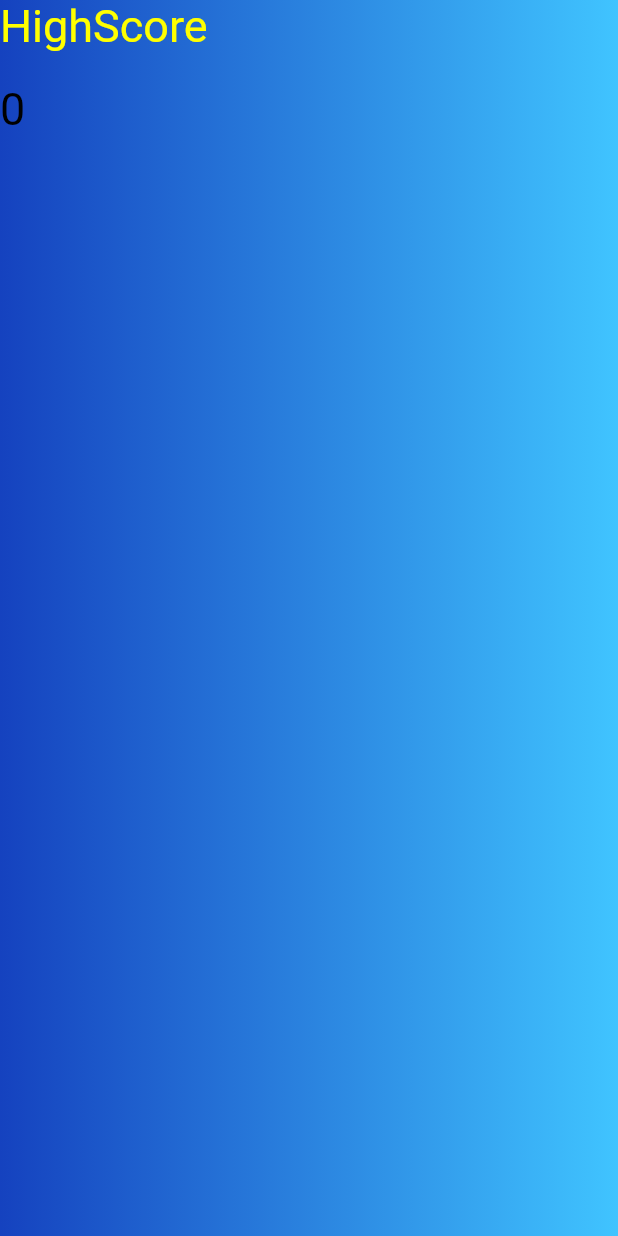
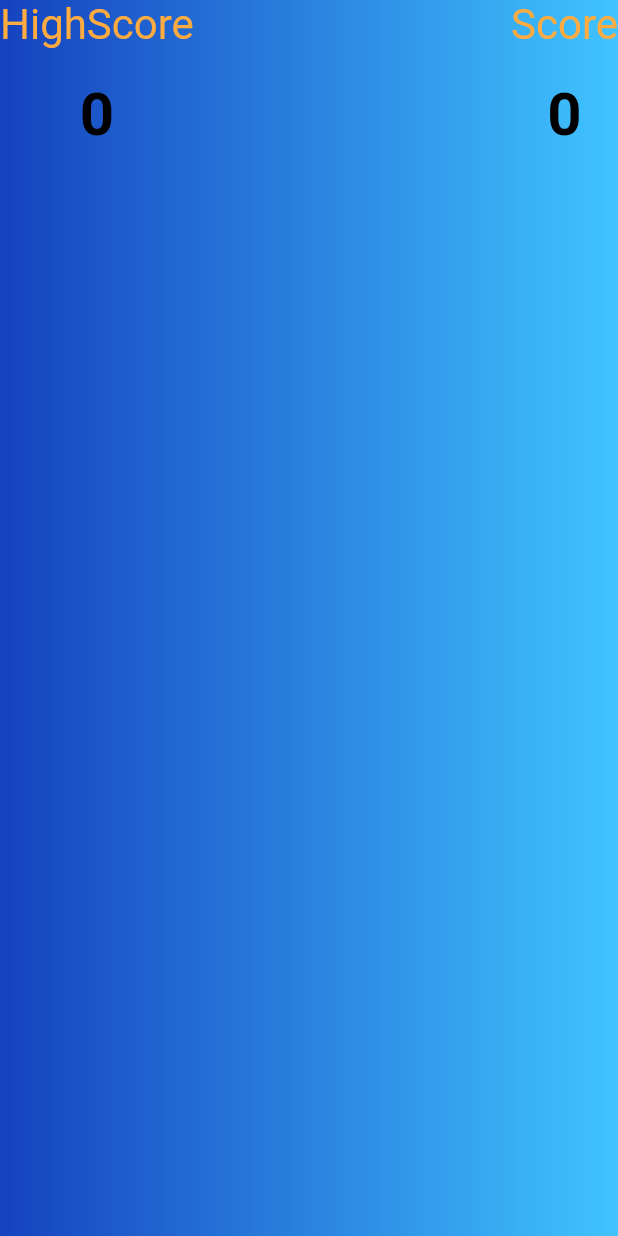
Before and after one commit to walidwazini/Flutter-MathQuiz-1, a Flutter app: the GameScreen screen opened by its route, on a phone screen of 412 x 824 dp. Run offline on Flutter 3.47's test engine with Material 2 defaults, Android fonts, the phone set to English and light mode, and no system bars; our stand-ins replace animated_text_kit.

Commit message:
apply scoreline

```diff
--- a/lib/constants.dart
+++ b/lib/constants.dart
@@ -12,3 +12,8 @@ const kAnimationTextStyles = TextStyle(
   fontWeight: FontWeight.bold,
   fontFamily: 'Be Vietnam Pro',
 );
+
+const kScoreLabelText = TextStyle(
+  fontSize: 28,
+  color: Colors.orangeAccent,
+);
--- a/lib/screens/screen_game.dart
+++ b/lib/screens/screen_game.dart
@@ -1,4 +1,6 @@
 import 'package:flutter/material.dart';
+
+import 'package:math_quiz_app/constants.dart';
 
 class GameScreen extends StatefulWidget {
   //const GameScreen({Key? key}) : super(key: key);
@@ -19,13 +21,36 @@ class _GameScreenState extends State<GameScreen> {
           )
         ),
         child: Column(
-        crossAxisAlignment: CrossAxisAlignment.stretch,
           children: [
-          Text('HighScore',  style: TextStyle(fontSize: 30, color: Colors.yellowAccent),),
-          SizedBox(height: 20,),
-          Text('0', style: TextStyle(fontSize: 30, color: Colors.black),)
-        ],),
+            Row(
+              children: [
+                ScoreIndicator(label: 'HighScore',score: '0',),
+                Spacer(),
+                ScoreIndicator(label: 'Score',score: '0',),
+              ],
+            ),
+          ],
+        ),
       ),
     );
   }
 }
+
+class ScoreIndicator extends StatelessWidget {
+
+  final label;
+  final score;
+
+  ScoreIndicator({this.label, this.score});
+
+  @override
+  Widget build(BuildContext context) {
+    return Column(
+    crossAxisAlignment: CrossAxisAlignment.center,
+      children: [
+      Text(label,  style: kScoreLabelText,),
+      SizedBox(height: 20,),
+      Text(score, style: TextStyle(fontSize: 40, color: Colors.black, fontFamily: 'Press Start 2P',fontWeight: FontWeight.bold),)
+    ],);
+  }
+}
```
Also changed, not shown: pubspec.yaml (+6 -6 lines).
